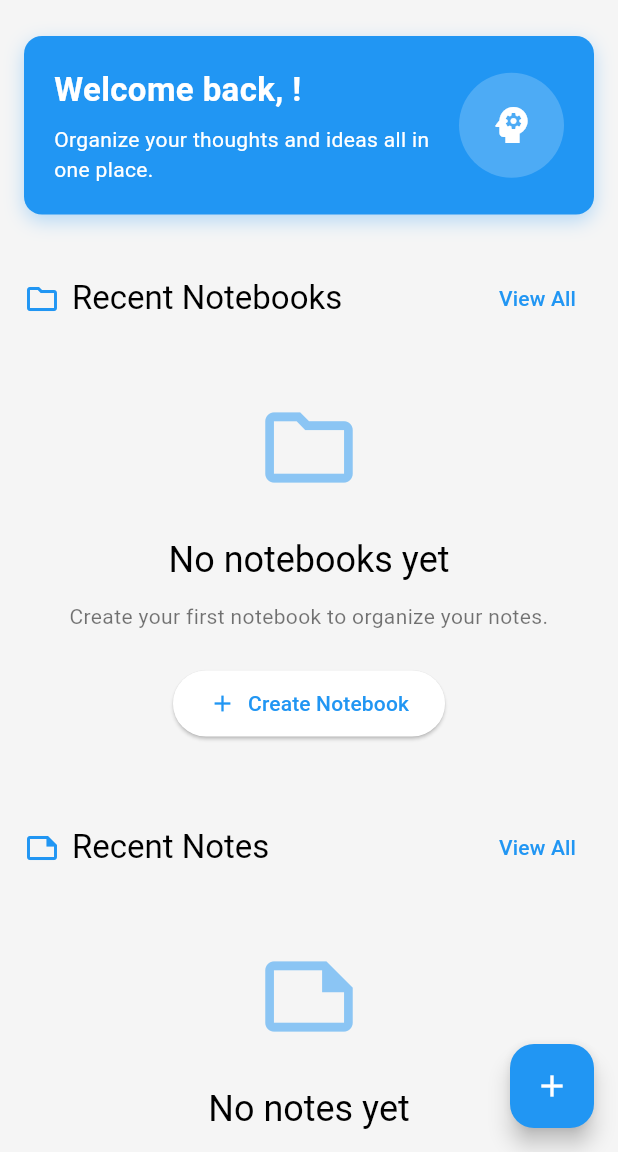
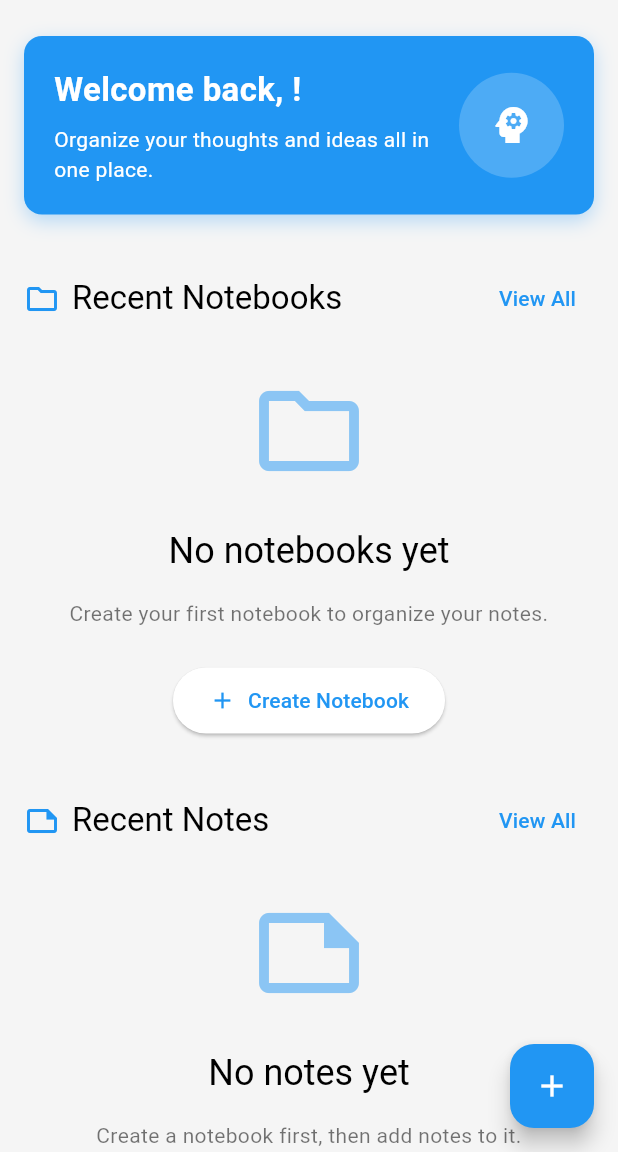
Before and after one commit to owlistic-notes/owlistic, a Flutter app: the HomeScreen screen opened by its route, in the side drawer, after a tap on "Home", on a phone screen of 412 x 824 dp, the part 84-1236 px from its top. Run offline on Flutter 3.47's test engine with Material 3 defaults, Android fonts, the phone set to English and light mode, and no system bars; our stand-ins replace flutter_dotenv, go_router, jwt_decoder, shared_preferences; missing offline and left inert: super_editor; accounts and stored records are empty; network calls fail; statements that could not run were skipped.

Commit message:
Minor style updates

```diff
--- a/src/frontend/lib/widgets/app_drawer.dart
+++ b/src/frontend/lib/widgets/app_drawer.dart
@@ -9,174 +9,136 @@ class AppDrawer extends StatelessWidget {
 
   @override
   Widget build(BuildContext context) {
-    final themeProvider = Provider.of<ThemeProvider>(context);
     final authProvider = Provider.of<AuthProvider>(context);
+    final email = authProvider.currentUser?.email ?? '';
+    final username = email.isNotEmpty ? email.split('@').first : 'User';
 
     return Drawer(
-      child: ListView(
-        padding: EdgeInsets.zero,
-        children: <Widget>[
-          _buildDrawerHeader(context, authProvider),
-
-          // Home
-          ListTile(
-            leading: const Icon(Icons.home),
-            title: const Text('Home'),
-            onTap: () {
-              context.go('/');
-              Navigator.pop(context);
-            },
+      child: Column(
+        children: [
+          UserAccountsDrawerHeader(
+            accountName: Text(username),
+            accountEmail: Text(email),
+            currentAccountPicture: CircleAvatar(
+              backgroundColor: Theme.of(context).brightness == Brightness.dark
+                  ? Colors.white24
+                  : Theme.of(context).primaryColor.withOpacity(0.2),
+              child: const Icon(Icons.person, size: 40),
+            ),
+            decoration: BoxDecoration(
+              color: Theme.of(context).primaryColor,
+            ),
           ),
-
-          // Notebooks
-          ListTile(
-            leading: const Icon(Icons.folder),
-            title: const Text('Notebooks'),
-            onTap: () {
-              context.go('/notebooks');
-              Navigator.pop(context);
-            },
+          _buildNavItem(
+            context,
+            icon: Icons.home,
+            title: 'Home',
+            route: '/',
           ),
-
-          // Notes
-          ListTile(
-            leading: const Icon(Icons.note),
-            title: const Text('Notes'),
-            onTap: () {
-              context.go('/notes');
-              Navigator.pop(context);
-            },
+          _buildNavItem(
+            context,
+            icon: Icons.folder,
+            title: 'Notebooks',
+            route: '/notebooks',
           ),
-
-          // Tasks
-          ListTile(
-            leading: const Icon(Icons.check_circle_outline),
-            title: const Text('Tasks'),
-            onTap: () {
-              context.go('/tasks');
-              Navigator.pop(context);
-            },
+          _buildNavItem(
+            context,
+            icon: Icons.description,
+            title: 'Notes',
+            route: '/notes',
           ),
-
+          _buildNavItem(
+            context,
+            icon: Icons.check_circle_outline,
+            title: 'Tasks',
+            route: '/tasks',
+          ),
+          _buildNavItem(
+            context,
+            icon: Icons.delete_outline,
+            title: 'Trash',
+            route: '/trash',
+          ),
           const Divider(),
-
-          // Trash
-          ListTile(
-            leading: const Icon(Icons.delete_outline),
-            title: const Text('Trash'),
-            onTap: () {
-              context.go('/trash');
-              Navigator.pop(context);
-            },
-          ),
-
-          const Divider(),
-
-          // Theme toggle
-          ListTile(
-            leading: Icon(
-              themeProvider.isDarkMode ? Icons.dark_mode : Icons.light_mode,
-            ),
-            title: Text(
-              themeProvider.isDarkMode ? 'Dark Mode' : 'Light Mode',
-            ),
-            trailing: Switch(
-              value: themeProvider.isDarkMode,
-              onChanged: (val) {
-                themeProvider.toggleThemeMode();
-              },
-            ),
-            onTap: () {
-              themeProvider.toggleThemeMode();
-            },
-          ),
-
-          // Settings
-          ListTile(
-            leading: const Icon(Icons.settings),
-            title: const Text('Settings'),
-            onTap: () {
-              // Navigate to settings screen
-              Navigator.pop(context);
-            },
-          ),
-
-          // Logout
-          ListTile(
-            leading: const Icon(Icons.logout),
-            title: const Text('Logout'),
-            onTap: () async {
-              // Show confirmation dialog
-              final confirm = await showDialog<bool>(
-                context: context,
-                builder: (context) => AlertDialog(
-                  title: const Text('Logout'),
-                  content: const Text('Are you sure you want to logout?'),
-                  actions: [
-                    TextButton(
-                      onPressed: () => Navigator.pop(context, false),
-                      child: const Text('Cancel'),
-                    ),
-                    ElevatedButton(
-                      onPressed: () => Navigator.pop(context, true),
-                      child: const Text('Logout'),
-                    ),
-                  ],
-                ),
-              );
-
-              // If user confirmed, logout
-              if (confirm == true) {
-                await authProvider.logout();
-                if (context.mounted) {
-                  context.go('/login');
-                }
-              } else {
-                // Just close the drawer if canceled
-                if (context.mounted) {
-                  Navigator.pop(context);
-                }
-              }
-            },
-          ),
+          _buildThemeSwitcher(context),
+          const Spacer(),
+          _buildLogoutButton(context, authProvider),
         ],
       ),
     );
   }
 
-  Widget _buildDrawerHeader(BuildContext context, AuthProvider authProvider) {
-    final user = authProvider.currentUser;
+  Widget _buildNavItem(
+    BuildContext context, {
+    required IconData icon,
+    required String title,
+    required String route,
+  }) {
+    final currentRoute = GoRouterState.of(context).matchedLocation;
+    final isActive = currentRoute.startsWith(route) &&
+                    (route != '/' || currentRoute == '/');
 
-    return DrawerHeader(
-      decoration: BoxDecoration(
-        color: Theme.of(context).primaryColor,
+    return ListTile(
+      leading: Icon(
+        icon,
+        color: isActive ? Theme.of(context).primaryColor : null,
       ),
-      child: Column(
-        crossAxisAlignment: CrossAxisAlignment.start,
-        children: [
-          const CircleAvatar(
-            radius: 30,
-            backgroundColor: Colors.white,
-            child: Icon(Icons.person, size: 40, color: Colors.blue),
+      title: Text(
+        title,
+        style: TextStyle(
+          color: isActive ? Theme.of(context).primaryColor : null,
+          fontWeight: isActive ? FontWeight.bold : null,
+        ),
+      ),
+      onTap: () {
+        Navigator.pop(context); // Close drawer
+        if (currentRoute != route) {
+          context.go(route);
+        }
+      },
+    );
+  }
+
+  Widget _buildThemeSwitcher(BuildContext context) {
+    return Consumer<ThemeProvider>(
+      builder: (context, themeProvider, _) {
+        final isDarkMode = themeProvider.isDarkMode;
+        return ListTile(
+          leading: Icon(
+            isDarkMode ? Icons.nightlight_round : Icons.wb_sunny,
           ),
-          const SizedBox(height: 10),
-          Text(
-            user?.email ?? 'User',
-            style: const TextStyle(
-              color: Colors.white,
-              fontSize: 18,
-              fontWeight: FontWeight.bold,
-            ),
+          title: Text('${isDarkMode ? 'Dark' : 'Light'} Mode'),
+          trailing: Switch(
+            value: isDarkMode,
+            activeColor: Theme.of(context).primaryColor,
+            onChanged: (value) => themeProvider.setTheme(value),
           ),
-          const SizedBox(height: 4),
-          const Text(
-            'ThinkStack User',
-            style: TextStyle(
-              color: Colors.white70,
-              fontSize: 14,
-            ),
-          ),
-        ],
+        );
+      },
+    );
+  }
+
+  Widget _buildLogoutButton(BuildContext context, AuthProvider authProvider) {
+    return Padding(
+      padding: const EdgeInsets.all(16.0),
+      child: ElevatedButton.icon(
+        onPressed: () async {
+          Navigator.pop(context); // Close drawer
+          try {
+            await authProvider.logout();
+          } catch (e) {
+            ScaffoldMessenger.of(context).showSnackBar(
+              const SnackBar(content: Text('Error logging out')),
+            );
+          }
+        },
+        icon: const Icon(Icons.logout),
+        label: const Text('Logout'),
+        style: ElevatedButton.styleFrom(
+          backgroundColor: Colors.red,
+          foregroundColor: Colors.white,
+          minimumSize: const Size(double.infinity, 48),
+        ),
       ),
     );
   }
--- a/src/frontend/lib/widgets/empty_state.dart
+++ b/src/frontend/lib/widgets/empty_state.dart
@@ -11,37 +11,35 @@ class EmptyState extends StatelessWidget {
     Key? key,
     required this.title,
     required this.message,
-    this.icon = Icons.info_outline,
+    required this.icon,
     this.onAction,
     this.actionLabel,
   }) : super(key: key);
 
   @override
   Widget build(BuildContext context) {
-    final theme = Theme.of(context);
-
     return Center(
       child: Padding(
-        padding: const EdgeInsets.all(32.0),
+        padding: const EdgeInsets.all(16.0),
         child: Column(
-          mainAxisSize: MainAxisSize.min,
+          mainAxisAlignment: MainAxisAlignment.center,
           children: [
             Icon(
               icon,
-              size: 70,
-              color: theme.primaryColor.withOpacity(0.5),
+              size: 80,
+              color: Theme.of(context).primaryColor.withOpacity(0.5),
             ),
             const SizedBox(height: 24),
             Text(
               title,
-              style: theme.textTheme.headlineSmall,
+              style: Theme.of(context).textTheme.headlineSmall,
               textAlign: TextAlign.center,
             ),
-            const SizedBox(height: 12),
+            const SizedBox(height: 16),
             Text(
               message,
-              style: theme.textTheme.bodyMedium?.copyWith(
-                color: theme.textTheme.bodySmall?.color,
+              style: Theme.of(context).textTheme.bodyMedium?.copyWith(
+                color: Theme.of(context).textTheme.bodySmall?.color,
               ),
               textAlign: TextAlign.center,
             ),
```
Also changed, not shown: src/frontend/lib/widgets/card_container.dart (+39 -82 lines).
